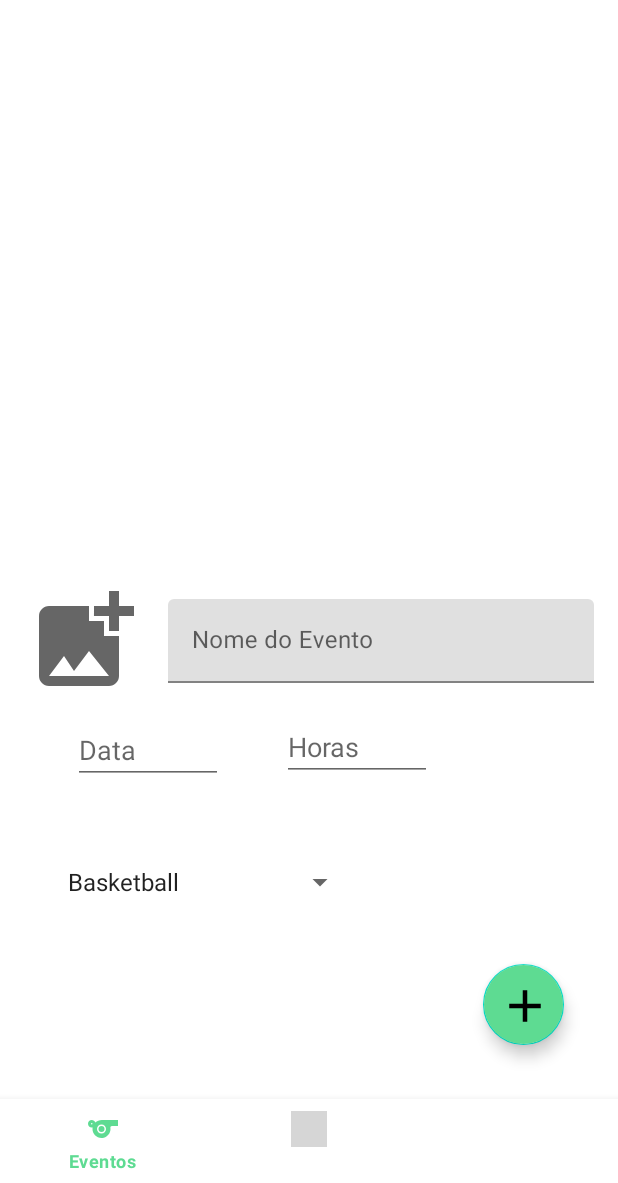
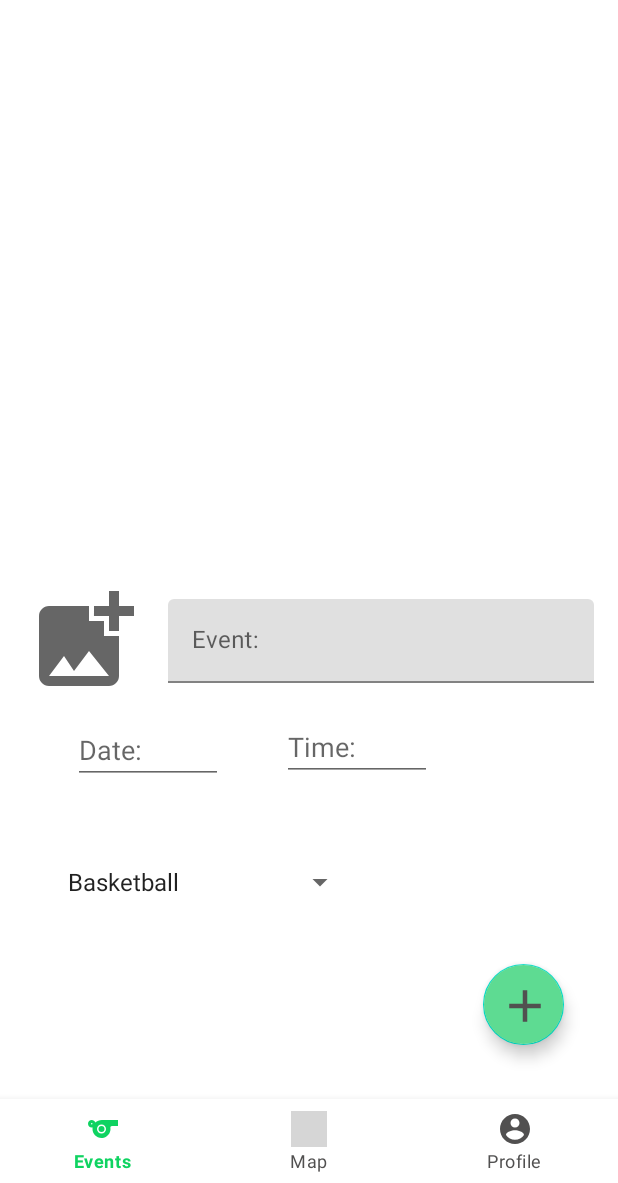
Before and after one commit to hugoasilva/SportManager, an Android app: the screen it shows after launch once a user with an empty profile is signed in (HomeActivity), after a tap on "Add Event", on a phone screen of 412 x 824 dp, the part 53-1236 px from its top. Run offline under Robolectric (Android 15) with nearby library versions, the phone set to English and light mode, and no system bars; our stand-ins replace Firebase (no records; nobody signed in at launch, a user with empty details on screens opened directly); grey boxes are pictures that could not be loaded.

Commit message:
Versão 0.0.23 (Strings and Themes)

```diff
--- a/16570-HugoSilva-TP-PDM-2019-2020/app/build.gradle
+++ b/16570-HugoSilva-TP-PDM-2019-2020/app/build.gradle
@@ -9,7 +9,7 @@ android {
 
     defaultConfig {
         applicationId "pt.ipbeja.sportsmanager"
-        minSdkVersion 22
+        minSdkVersion 28
         targetSdkVersion 30
         versionCode 1
         versionName "1.0"
--- a/16570-HugoSilva-TP-PDM-2019-2020/app/src/main/java/pt/ipbeja/sportsmanager/activities/LoginActivity.java
+++ b/16570-HugoSilva-TP-PDM-2019-2020/app/src/main/java/pt/ipbeja/sportsmanager/activities/LoginActivity.java
@@ -38,8 +38,8 @@ public class LoginActivity extends AppCompatActivity {
 
         email = findViewById(R.id.ed_email);
         password = findViewById(R.id.ed_password);
-        loginButton = findViewById(R.id.btn_signin);
-        registerButton = findViewById(R.id.btn_signup);
+        loginButton = findViewById(R.id.btn_sign_in);
+        registerButton = findViewById(R.id.btn_sign_up);
         signInButton = findViewById(R.id.sign_in_google);
 //        forgotButton = findViewById(R.id.btn_forgot);
 
--- a/16570-HugoSilva-TP-PDM-2019-2020/app/src/main/java/pt/ipbeja/sportsmanager/activities/RegisterActivity.java
+++ b/16570-HugoSilva-TP-PDM-2019-2020/app/src/main/java/pt/ipbeja/sportsmanager/activities/RegisterActivity.java
@@ -25,8 +25,8 @@ public class RegisterActivity extends AppCompatActivity {
 
         email = findViewById(R.id.ed_email);
         password = findViewById(R.id.ed_password);
-        registerButton = findViewById(R.id.btn_signup);
-        loginButton = findViewById(R.id.btn_signin);
+        registerButton = findViewById(R.id.btn_sign_up);
+        loginButton = findViewById(R.id.btn_sign_in);
 
         firebaseAuth = FirebaseAuth.getInstance();
 
--- a/16570-HugoSilva-TP-PDM-2019-2020/app/src/main/res/color/bottom_nav_color.xml
+++ b/16570-HugoSilva-TP-PDM-2019-2020/app/src/main/res/color/bottom_nav_color.xml
@@ -1,5 +1,5 @@
 <?xml version="1.0" encoding="utf-8"?>
 <selector xmlns:android="http://schemas.android.com/apk/res/android">
-    <item android:state_checked="true" android:color="@color/greenSecondary" />
-    <item android:state_checked="false" android:color="@color/white"/>
+    <item android:state_checked="true" android:color="?attr/colorPrimary" />
+    <item android:state_checked="false" android:color="?attr/colorOnSecondary"/>
 </selector>
--- a/16570-HugoSilva-TP-PDM-2019-2020/app/src/main/res/layout/activity_home.xml
+++ b/16570-HugoSilva-TP-PDM-2019-2020/app/src/main/res/layout/activity_home.xml
@@ -22,7 +22,7 @@
         android:layout_alignParentBottom="true"
         app:itemTextColor="@color/bottom_nav_color"
         app:itemIconTint="@color/bottom_nav_color"
-        app:menu="@menu/bottomnavigationitem">
+        app:menu="@menu/bottom_navigation_item">
 
     </com.google.android.material.bottomnavigation.BottomNavigationView>
 
--- a/16570-HugoSilva-TP-PDM-2019-2020/app/src/main/res/layout/activity_login.xml
+++ b/16570-HugoSilva-TP-PDM-2019-2020/app/src/main/res/layout/activity_login.xml
@@ -58,7 +58,7 @@
         </com.google.android.material.textfield.TextInputLayout>
 
         <com.google.android.material.button.MaterialButton
-            android:id="@+id/btn_signin"
+            android:id="@+id/btn_sign_in"
             android:layout_width="match_parent"
             android:layout_height="wrap_content"
             android:layout_marginTop="20dp"
@@ -86,7 +86,7 @@
                 android:textSize="20sp" />
 
             <androidx.appcompat.widget.AppCompatTextView
-                android:id="@+id/txt_signup"
+                android:id="@+id/txt_sign_up"
                 android:layout_width="wrap_content"
                 android:layout_height="wrap_content"
                 android:layout_marginStart="20dp"
--- a/16570-HugoSilva-TP-PDM-2019-2020/app/src/main/res/layout/activity_register.xml
+++ b/16570-HugoSilva-TP-PDM-2019-2020/app/src/main/res/layout/activity_register.xml
@@ -55,7 +55,7 @@
         </com.google.android.material.textfield.TextInputLayout>
 
         <com.google.android.material.button.MaterialButton
-            android:id="@+id/btn_signup"
+            android:id="@+id/btn_sign_up"
             android:layout_width="match_parent"
             android:layout_height="wrap_content"
             android:layout_marginTop="20dp"
@@ -63,7 +63,7 @@
             android:text="@string/sign_up" />
 
         <com.google.android.material.button.MaterialButton
-            android:id="@+id/btn_signin"
+            android:id="@+id/btn_sign_in"
             android:layout_width="match_parent"
             android:layout_height="wrap_content"
             android:layout_marginTop="20dp"
--- a/16570-HugoSilva-TP-PDM-2019-2020/app/src/main/res/layout/event_view.xml
+++ b/16570-HugoSilva-TP-PDM-2019-2020/app/src/main/res/layout/event_view.xml
@@ -23,7 +23,7 @@
             android:layout_height="wrap_content"
             android:layout_alignParentTop="true"
             android:layout_toEndOf="@+id/image_view"
-            android:text="Evento: "
+            android:text="@string/event"
             android:textColor="@android:color/black"
             android:textSize="20sp"
             android:textStyle="bold" />
@@ -35,7 +35,7 @@
             android:layout_below="@+id/name_view"
             android:layout_marginStart="8dp"
             android:layout_toEndOf="@+id/image_view"
-            android:text="Data: "
+            android:text="@string/date"
             android:textSize="15sp" />
 
         <!--    <TextView-->
--- a/16570-HugoSilva-TP-PDM-2019-2020/app/src/main/res/layout/fragment_add_event.xml
+++ b/16570-HugoSilva-TP-PDM-2019-2020/app/src/main/res/layout/fragment_add_event.xml
@@ -35,7 +35,7 @@
             android:id="@+id/event_name_input"
             android:layout_width="match_parent"
             android:layout_height="wrap_content"
-            android:hint="Nome do Evento" />
+            android:hint="@string/event" />
     </com.google.android.material.textfield.TextInputLayout>
 
     <com.google.android.material.textfield.TextInputEditText
@@ -46,7 +46,7 @@
         android:layout_marginTop="15dp"
         android:layout_marginEnd="13dp"
         android:layout_marginBottom="7dp"
-        android:hint="Data"
+        android:hint="@string/date"
         app:layout_constraintBottom_toTopOf="@+id/spinner"
         app:layout_constraintEnd_toStartOf="@+id/event_time_input"
         app:layout_constraintHorizontal_bias="0.559"
@@ -61,7 +61,7 @@
         android:layout_marginTop="20dp"
         android:layout_marginEnd="124dp"
         android:layout_marginBottom="6dp"
-        android:hint="Horas"
+        android:hint="@string/time"
         app:layout_constraintBottom_toTopOf="@+id/spinner"
         app:layout_constraintEnd_toEndOf="parent"
         app:layout_constraintTop_toBottomOf="@+id/textInputLayout"
@@ -72,10 +72,10 @@
         android:layout_width="54dp"
         android:layout_height="54dp"
         android:layout_gravity="end"
-        android:layout_marginRight="36dp"
+        android:layout_marginEnd="36dp"
         android:layout_marginBottom="36dp"
         android:backgroundTint="@color/greenSecondary"
-        android:contentDescription="Add Event"
+        android:contentDescription="@string/add_event"
         android:src="@drawable/ic_add"
         app:layout_constraintBottom_toBottomOf="parent"
         app:layout_constraintRight_toRightOf="parent"
@@ -100,12 +100,11 @@
         android:layout_marginTop="100dp"
         android:layout_marginBottom="29dp"
         android:entries="@array/sports"
-        android:tooltipText="Desporto"
+        android:tooltipText="@string/sport"
         app:layout_constraintBottom_toTopOf="@+id/add_event_btn"
         app:layout_constraintEnd_toEndOf="parent"
         app:layout_constraintHorizontal_bias="0.175"
         app:layout_constraintStart_toStartOf="parent"
         app:layout_constraintTop_toBottomOf="@+id/event_photo"
         tools:listitem="@android:layout/simple_spinner_item" />
-
 </androidx.constraintlayout.widget.ConstraintLayout>
--- a/16570-HugoSilva-TP-PDM-2019-2020/app/src/main/res/layout/fragment_profile.xml
+++ b/16570-HugoSilva-TP-PDM-2019-2020/app/src/main/res/layout/fragment_profile.xml
@@ -7,8 +7,8 @@
     <TextView
         android:layout_width="match_parent"
         android:layout_height="30dp"
-        android:background="@color/greenSecondary"
-        android:text="Perfil"
+        android:background="?attr/colorPrimary"
+        android:text="@string/profile"
         android:textAlignment="center"
         android:textSize="20sp"
         android:textStyle="bold" />
--- a/16570-HugoSilva-TP-PDM-2019-2020/app/src/main/res/menu/bottomnavigationitem.xml
+++ b/16570-HugoSilva-TP-PDM-2019-2020/app/src/main/res/menu/bottom_navigation_item.xml
@@ -3,13 +3,13 @@
     <item
         android:id="@+id/nav_events"
         android:icon="@drawable/ic_events"
-        android:title="Eventos" />
+        android:title="@string/events" />
     <item
         android:id="@+id/nav_map"
         android:icon="@drawable/ic_map"
-        android:title="Mapa" />
+        android:title="@string/map" />
     <item
         android:id="@+id/nav_bills"
         android:icon="@drawable/ic_account"
-        android:title="Perfil" />
+        android:title="@string/profile" />
 </menu>
--- a/16570-HugoSilva-TP-PDM-2019-2020/app/src/main/res/values-night/themes.xml
+++ b/16570-HugoSilva-TP-PDM-2019-2020/app/src/main/res/values-night/themes.xml
@@ -10,7 +10,7 @@
         <item name="colorSecondaryVariant">@color/teal_200</item>
         <item name="colorOnSecondary">@color/white</item>
         <!-- Status bar color. -->
-        <item name="android:statusBarColor" tools:targetApi="l">?attr/colorPrimaryVariant</item>
+        <item name="android:statusBarColor" tools:targetApi="l">?attr/colorPrimary</item>
         <!-- Customize your theme here. -->
     </style>
 </resources>
--- a/16570-HugoSilva-TP-PDM-2019-2020/app/src/main/res/values/colors.xml
+++ b/16570-HugoSilva-TP-PDM-2019-2020/app/src/main/res/values/colors.xml
@@ -12,6 +12,8 @@
     <color name="greenSecondary">#5edb92</color>
     <color name="whiteBackground">#e4e4e4</color>
     <color name="blackBackground">#121212</color>
+    <color name="grey">#515050</color>
+
 
 
 
--- a/16570-HugoSilva-TP-PDM-2019-2020/app/src/main/res/values/strings.xml
+++ b/16570-HugoSilva-TP-PDM-2019-2020/app/src/main/res/values/strings.xml
@@ -1,16 +1,31 @@
 <resources>
     <string name="app_name">Sports Manager</string>
-    <string name="hello_blank_fragment">Hello blank fragment</string>
-    <string name="title_activity_maps">Map</string>
-    <string name="user_name">Nome</string>
+    <string name="map">Map</string>
+    <string name="user_name">Name</string>
     <string name="email">E-mail</string>
-    <string name="password">Palavra-passe</string>
-    <string name="sign_in">Iniciar Sessão</string>
-    <string name="sign_in_google">Iniciar Sessão com o Google</string>
-    <string name="welcome_back">Bem vindo de volta</string>
-    <string name="sign_up">Registar</string>
-    <string name="don_t_have_an_account">Não tem uma conta?</string>
-    <string name="sign_up_here">Registe-se</string>
+    <string name="password">Password</string>
+    <string name="sign_in">Sign in</string>
+    <string name="sign_in_google">Sign in with Google</string>
+    <string name="welcome_back">Welcome back</string>
+    <string name="sign_up">Sign up</string>
+    <string name="don_t_have_an_account">Don\'t have an account?</string>
+    <string name="sign_up_here">Sign up</string>
+    <string name="events">Events</string>
+    <string name="event">Event: </string>
+    <string name="add_event">Add Event</string>
+    <string name="date">Date: </string>
+    <string name="time">Time: </string>
+    <string name="sport">Sport</string>
+    <string name="details">Details</string>
+    <string name="events_near_you">Events near you</string>
+    <string name="profile">Profile</string>
+
+
+
+
+
+
+
 
     <string-array name="sports">
         <item>Basketball</item>
--- a/16570-HugoSilva-TP-PDM-2019-2020/app/src/main/res/values/themes.xml
+++ b/16570-HugoSilva-TP-PDM-2019-2020/app/src/main/res/values/themes.xml
@@ -1,17 +1,17 @@
 <resources xmlns:tools="http://schemas.android.com/tools">
     <!-- Base application theme. -->
     <style name="Theme.SportsManager" parent="Theme.MaterialComponents.Light.NoActionBar">
-
-    <!-- Primary brand color. -->
+        <!-- Primary brand color. -->
         <item name="colorPrimary">@color/greenPrimary</item>
         <item name="colorPrimaryVariant">@color/greenPrimary</item>
         <item name="colorOnPrimary">@color/white</item>
         <!-- Secondary brand color. -->
         <item name="colorSecondary">@color/teal_200</item>
         <item name="colorSecondaryVariant">@color/teal_700</item>
-        <item name="colorOnSecondary">@color/black</item>
+        <item name="colorOnSecondary">@color/grey</item>
         <!-- Status bar color. -->
-        <item name="android:statusBarColor" tools:targetApi="l">?attr/colorPrimaryVariant</item>
+        <item name="android:statusBarColor" tools:targetApi="l">?attr/colorPrimary</item>
+
         <!-- Customize your theme here. -->
     </style>
 </resources>
```
Also changed, not shown: 16570-HugoSilva-TP-PDM-2019-2020/app/src/main/res/layout/fragment_event_details.xml (+3 -4 lines), 16570-HugoSilva-TP-PDM-2019-2020/app/src/main/res/layout/fragment_events.xml (+3 -5 lines), 16570-HugoSilva-TP-PDM-2019-2020/app/src/main/res/layout/fragment_maps.xml (+2 -5 lines), 1 other file.
